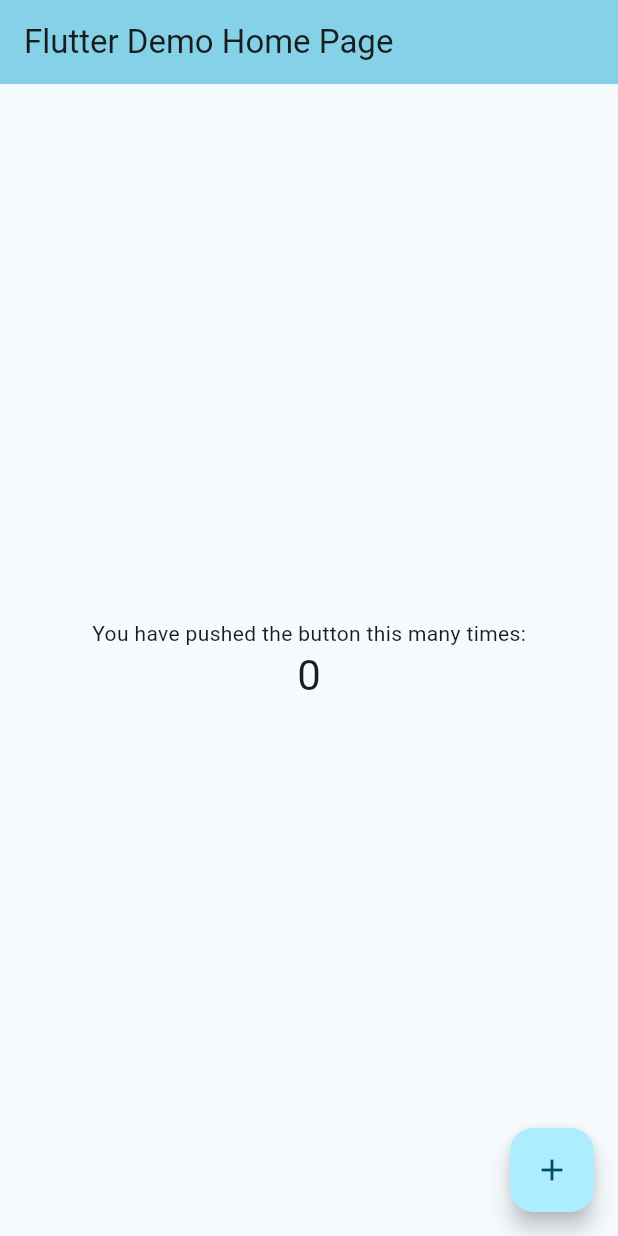
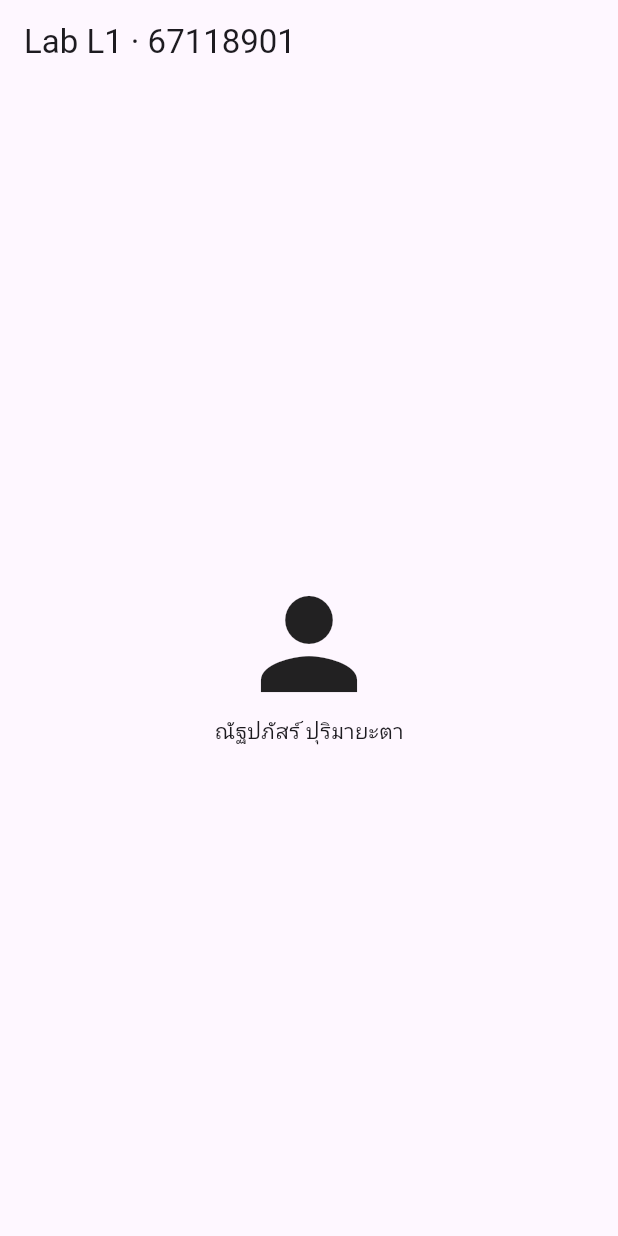
Before and after one commit to barbecuei/lab01_profile, a Flutter app: the screen it shows after launch, on a phone screen of 412 x 824 dp. Run offline on Flutter 3.47's test engine with Material 3 defaults, Android fonts, the phone set to English and light mode, and no system bars.

Commit message:
Add profile layout

```diff
--- a/lib/main.dart
+++ b/lib/main.dart
@@ -1,121 +1,22 @@
 import 'package:flutter/material.dart';
 
-void main() {
-  runApp(const MyApp());
-}
+void main() => runApp(const MaterialApp(home: HomePage()));
 
-class MyApp extends StatelessWidget {
-  const MyApp({super.key});
-
-  // This widget is the root of your application.
-  @override
-  Widget build(BuildContext context) {
-    return MaterialApp(
-      title: 'Flutter Demo',
-      theme: ThemeData(
-        // This is the theme of your application.
-        //
-        // TRY THIS: Try running your application with "flutter run". You'll see
-        // the application has a purple toolbar. Then, without quitting the app,
-        // try changing the seedColor in the colorScheme below to Colors.green
-        // and then invoke "hot reload" (save your changes or press the "hot
-        // reload" button in a Flutter-supported IDE, or press "r" if you used
-        // the command line to start the app).
-        //
-        // Notice that the counter didn't reset back to zero; the application
-        // state is not lost during the reload. To reset the state, use hot
-        // restart instead.
-        //
-        // This works for code too, not just values: Most code changes can be
-        // tested with just a hot reload.
-        colorScheme: .fromSeed(seedColor: const Color.fromARGB(255, 130, 228, 255)),
-      ),
-      home: const MyHomePage(title: 'Flutter Demo Home Page'),
-    );
-  }
-}
-
-class MyHomePage extends StatefulWidget {
-  const MyHomePage({super.key, required this.title});
-
-  // This widget is the home page of your application. It is stateful, meaning
-  // that it has a State object (defined below) that contains fields that affect
-  // how it looks.
-
-  // This class is the configuration for the state. It holds the values (in this
-  // case the title) provided by the parent (in this case the App widget) and
-  // used by the build method of the State. Fields in a Widget subclass are
-  // always marked "final".
-
-  final String title;
-
-  @override
-  State<MyHomePage> createState() => _MyHomePageState();
-}
-
-class _MyHomePageState extends State<MyHomePage> {
-  int _counter = 0;
-
-  void _incrementCounter() {
-    setState(() {
-      // This call to setState tells the Flutter framework that something has
-      // changed in this State, which causes it to rerun the build method below
-      // so that the display can reflect the updated values. If we changed
-      // _counter without calling setState(), then the build method would not be
-      // called again, and so nothing would appear to happen.
-      _counter++;
-    });
-  }
+class HomePage extends StatelessWidget {
+  const HomePage({super.key});
 
   @override
   Widget build(BuildContext context) {
-    // This method is rerun every time setState is called, for instance as done
-    // by the _incrementCounter method above.
-    //
-    // The Flutter framework has been optimized to make rerunning build methods
-    // fast, so that you can just rebuild anything that needs updating rather
-    // than having to individually change instances of widgets.
     return Scaffold(
-      appBar: AppBar(
-        // TRY THIS: Try changing the color here to a specific color (to
-        // Colors.amber, perhaps?) and trigger a hot reload to see the AppBar
-        // change color while the other colors stay the same.
-        backgroundColor: Theme.of(context).colorScheme.inversePrimary,
-        // Here we take the value from the MyHomePage object that was created by
-        // the App.build method, and use it to set our appbar title.
-        title: Text(widget.title),
-      ),
-      body: Center(
-        // Center is a layout widget. It takes a single child and positions it
-        // in the middle of the parent.
+      appBar: AppBar(title: const Text('Lab L1 · 67118901')),
+      body: const Center(
         child: Column(
-          // Column is also a layout widget. It takes a list of children and
-          // arranges them vertically. By default, it sizes itself to fit its
-          // children horizontally, and tries to be as tall as its parent.
-          //
-          // Column has various properties to control how it sizes itself and
-          // how it positions its children. Here we use mainAxisAlignment to
-          // center the children vertically; the main axis here is the vertical
-          // axis because Columns are vertical (the cross axis would be
-          // horizontal).
-          //
-          // TRY THIS: Invoke "debug painting" (choose the "Toggle Debug Paint"
-          // action in the IDE, or press "p" in the console), to see the
-          // wireframe for each widget.
-          mainAxisAlignment: .center,
+          mainAxisSize: MainAxisSize.min,
           children: [
-            const Text('You have pushed the button this many times:'),
-            Text(
-              '$_counter',
-              style: Theme.of(context).textTheme.headlineMedium,
-            ),
+            Icon(Icons.person, size: 96),
+            Text('ณัฐปภัสร์ ปุริมายะตา'),
           ],
         ),
-      ),
-      floatingActionButton: FloatingActionButton(
-        onPressed: _incrementCounter,
-        tooltip: 'Increment',
-        child: const Icon(Icons.add),
       ),
     );
   }
```
